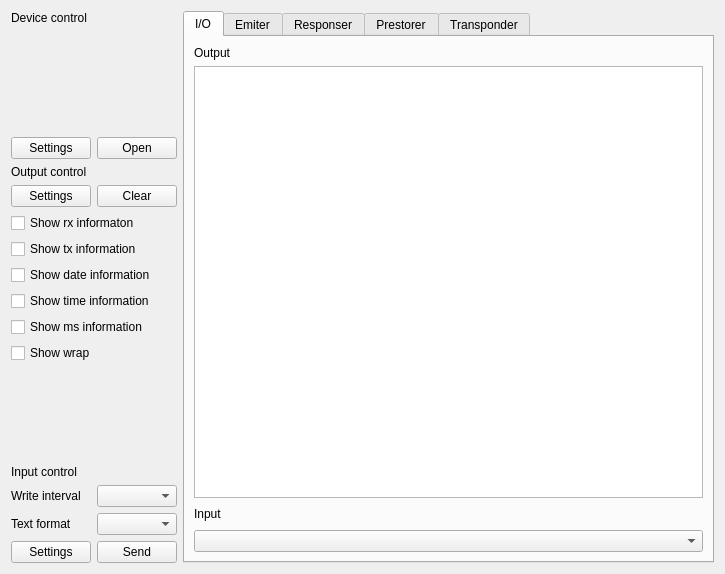
Qt form src/toolsui/SAKToolBoxUi.ui (x-tools-author/x-tools) before a commit.
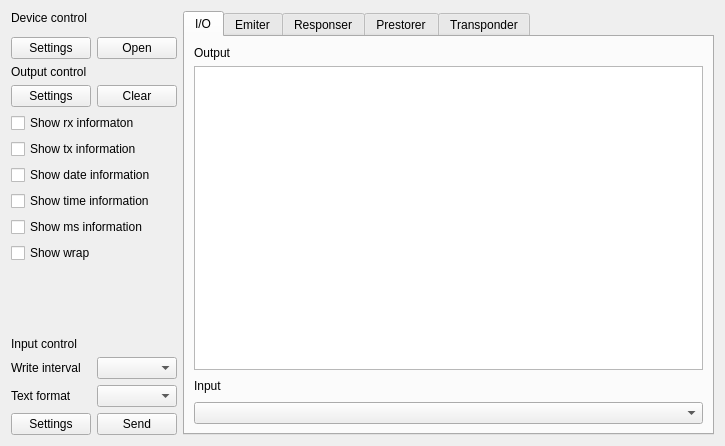
The same form after that commit.

Patch:
```diff
--- a/src/toolsui/SAKToolBoxUi.ui
+++ b/src/toolsui/SAKToolBoxUi.ui
@@ -7,7 +7,7 @@
     <x>0</x>
     <y>0</y>
     <width>725</width>
-    <height>574</height>
+    <height>446</height>
    </rect>
   </property>
   <property name="windowTitle">
@@ -47,7 +47,7 @@
        <item row="2" column="2">
         <widget class="QLabel" name="label_7">
          <property name="text">
-          <string> </string>
+          <string/>
          </property>
         </widget>
        </item>
@@ -131,7 +131,7 @@
         <property name="minimumSize">
          <size>
           <width>0</width>
-          <height>100</height>
+          <height>0</height>
          </size>
         </property>
        </widget>
```
Left out of the diff: 4 changed lines with no effect on the pictures.
